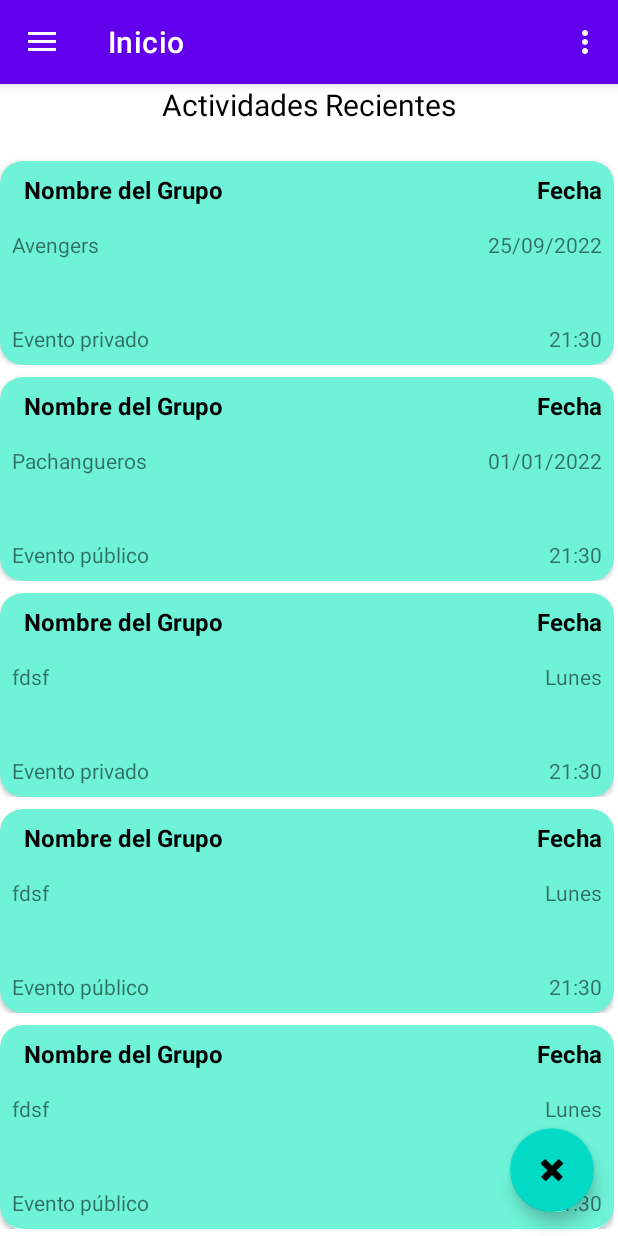
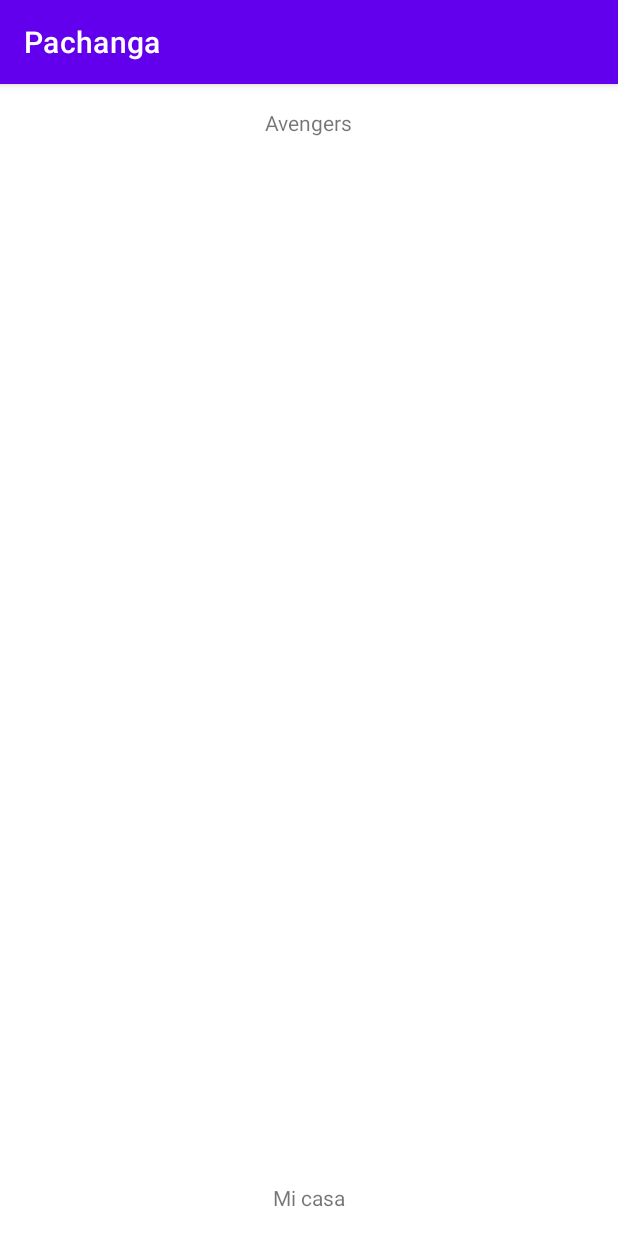
Before and after one commit to vikiii22/ProyectoFinal, an Android app: the InicioActivity screen opened directly, with no data from a screen before it, after a tap on "Avengers", on a phone screen of 412 x 824 dp. Run offline under Robolectric (Android 15) with nearby library versions, the phone set to English and light mode, and no system bars; our stand-ins replace Firebase (no records; nobody signed in at launch, a user with empty details on screens opened directly), navigation-ui.

Commit message:
Eventos según creador, ventana de eventos con datos

```diff
--- a/app/build.gradle
+++ b/app/build.gradle
@@ -38,6 +38,7 @@ dependencies {
     implementation 'androidx.constraintlayout:constraintlayout:2.1.3'
     implementation 'com.firebaseui:firebase-ui-auth:8.0.1'
     implementation 'com.google.firebase:firebase-auth:21.0.3'
+    implementation "androidx.swiperefreshlayout:swiperefreshlayout:1.1.0"
     implementation 'com.google.android.gms:play-services-auth:20.2.0'
     implementation 'androidx.lifecycle:lifecycle-livedata-ktx:2.4.1'
     implementation 'androidx.lifecycle:lifecycle-viewmodel-ktx:2.4.1'
--- a/app/src/main/AndroidManifest.xml
+++ b/app/src/main/AndroidManifest.xml
@@ -11,6 +11,9 @@
         android:roundIcon="@mipmap/ic_launcher_round"
         android:supportsRtl="true"
         android:theme="@style/Theme.Pachanga_JoseASanchezLopez">
+        <activity
+            android:name=".ui.MostrarEventoActivity"
+            android:exported="false" />
         <activity
             android:name=".InicioActivity"
             android:exported="false"
--- /dev/null
+++ b/app/src/main/java/com/example/pachanga_joseasanchezlopez/ui/MostrarEventoActivity.java
@@ -0,0 +1,33 @@
+package com.example.pachanga_joseasanchezlopez.ui;
+
+import androidx.appcompat.app.AppCompatActivity;
+
+import android.content.Intent;
+import android.net.Uri;
+import android.os.Bundle;
+import android.widget.TextView;
+
+import com.example.pachanga_joseasanchezlopez.R;
+import com.example.pachanga_joseasanchezlopez.ui.adapter.EventoAdapter;
+
+public class MostrarEventoActivity extends AppCompatActivity {
+
+    private TextView tvNombreEvento, tvUbicacionEvento;
+
+    @Override
+    protected void onCreate(Bundle savedInstanceState) {
+        super.onCreate(savedInstanceState);
+        setContentView(R.layout.activity_mostrar_evento);
+
+        tvNombreEvento=findViewById(R.id.tvNombreEventoVisualizar);
+        tvUbicacionEvento=findViewById(R.id.tvUbicacionEvento);
+        tvNombreEvento.setText(getIntent().getExtras().getString(EventoAdapter.NOMBRE_PACHANGA));
+        tvUbicacionEvento.setText(getIntent().getExtras().getString(EventoAdapter.LUGAR_PACHANGA));
+
+        tvUbicacionEvento.setOnClickListener(v -> {
+            Uri intentUri = Uri.parse("geo:0,0?q="+Uri.encode(tvUbicacionEvento.getText().toString()));
+            Intent intent = new Intent(Intent.ACTION_VIEW, intentUri);
+            startActivity(intent);
+        });
+    }
+}
--- a/app/src/main/java/com/example/pachanga_joseasanchezlopez/ui/adapter/EventoAdapter.java
+++ b/app/src/main/java/com/example/pachanga_joseasanchezlopez/ui/adapter/EventoAdapter.java
@@ -1,6 +1,8 @@
 package com.example.pachanga_joseasanchezlopez.ui.adapter;
 
 import android.annotation.SuppressLint;
+import android.content.Intent;
+import android.graphics.Color;
 import android.view.LayoutInflater;
 import android.view.View;
 import android.view.ViewGroup;
@@ -12,11 +14,20 @@ import androidx.cardview.widget.CardView;
 import androidx.recyclerview.widget.RecyclerView;
 
 import com.example.pachanga_joseasanchezlopez.R;
+import com.example.pachanga_joseasanchezlopez.ui.MostrarEventoActivity;
 import com.example.pachanga_joseasanchezlopez.ui.events.NuevoEvento;
+import com.google.firebase.auth.FirebaseAuth;
+import com.google.firebase.auth.FirebaseUser;
 
 import java.util.ArrayList;
+import java.util.Objects;
 
 public class EventoAdapter extends RecyclerView.Adapter<EventoAdapter.EventoViewHolder> {
+    public static final String NOMBRE_PACHANGA = "nombrePachanga";
+    public static final String FECHA_PACHANGA = "fechaPachanga";
+    public static final String LUGAR_PACHANGA = "lugarPachanga";
+    public static final String HORA_PACHANGA = "horaPachanga";
+    private FirebaseAuth auth;
 
     ArrayList<NuevoEvento> eventos;
 
@@ -31,22 +42,34 @@ public class EventoAdapter extends RecyclerView.Adapter<EventoAdapter.EventoView
         return new EventoViewHolder(view);
     }
 
+    @SuppressLint("ResourceAsColor")
     @Override
     public void onBindViewHolder(@NonNull EventoViewHolder holder, @SuppressLint("RecyclerView") int position) {
         holder.tvNombrePachanga.setText(eventos.get(position).getNombre());
         holder.tvFechaPachanga.setText(eventos.get(position).getFecha());
         holder.tvHoraEvento.setText(eventos.get(position).getHora());
 
-        if (!eventos.get(position).getPrivado().equals(true)){
+        if (!eventos.get(position).getPrivado().equals(true)) {
             holder.tvPrivado.setText("Evento público");
-        }else{
+        } else {
             holder.tvPrivado.setText("Evento privado");
+        }
+        auth = FirebaseAuth.getInstance();
+        String creador = Objects.requireNonNull(auth.getCurrentUser()).getEmail();
+        if (eventos.get(position).getCreador().equals(creador)) {
+            holder.cvEvento.setCardBackgroundColor(R.color.diferenciador);
         }
 
         holder.cvEvento.setOnClickListener(new View.OnClickListener() {
             @Override
             public void onClick(View view) {
-                Toast.makeText(view.getContext(), eventos.get(position).getNombre(), Toast.LENGTH_SHORT).show();
+                Toast.makeText(view.getContext(), eventos.get(position).getCreador(), Toast.LENGTH_SHORT).show();
+                Intent intent = new Intent(view.getContext(), MostrarEventoActivity.class);
+                intent.putExtra(NOMBRE_PACHANGA, eventos.get(position).getNombre());
+                intent.putExtra(FECHA_PACHANGA, eventos.get(position).getFecha());
+                intent.putExtra(LUGAR_PACHANGA, eventos.get(position).getLugar());
+                intent.putExtra(HORA_PACHANGA, eventos.get(position).getHora());
+                view.getContext().startActivity(intent);
             }
         });
     }
@@ -54,6 +77,18 @@ public class EventoAdapter extends RecyclerView.Adapter<EventoAdapter.EventoView
     @Override
     public int getItemCount() {
         return eventos.size();
+    }
+
+    @SuppressLint("NotifyDataSetChanged")
+    public void clear() {
+
+        notifyDataSetChanged();
+    }
+
+    @SuppressLint("NotifyDataSetChanged")
+    public void addAll(ArrayList<NuevoEvento> nuevoEventos) {
+        eventos.addAll(nuevoEventos);
+        notifyDataSetChanged();
     }
 
     public static class EventoViewHolder extends RecyclerView.ViewHolder {
@@ -64,9 +99,9 @@ public class EventoAdapter extends RecyclerView.Adapter<EventoAdapter.EventoView
             super(itemView);
             tvNombrePachanga = (TextView) itemView.findViewById(R.id.tvNombrePachanga);
             tvFechaPachanga = itemView.findViewById(R.id.tvFechaPachanga);
-            tvHoraEvento=itemView.findViewById(R.id.tvHoraEvento);
-            tvPrivado=itemView.findViewById(R.id.tvPrivado);
-            cvEvento=itemView.findViewById(R.id.cvEvento);
+            tvHoraEvento = itemView.findViewById(R.id.tvHoraEvento);
+            tvPrivado = itemView.findViewById(R.id.tvPrivado);
+            cvEvento = itemView.findViewById(R.id.cvEvento);
         }
     }
 }
--- a/app/src/main/java/com/example/pachanga_joseasanchezlopez/ui/events/NuevoEvento.java
+++ b/app/src/main/java/com/example/pachanga_joseasanchezlopez/ui/events/NuevoEvento.java
@@ -8,6 +8,7 @@ public class NuevoEvento {
     public String nombre;
     public String hora;
     public Boolean privado;
+    public String creador;
 
     public NuevoEvento(String fecha, String lugar, String nombre, String hora, Boolean privado) {
         this.fecha = fecha;
@@ -17,8 +18,25 @@ public class NuevoEvento {
         this.privado = privado;
     }
 
+    public NuevoEvento(String fecha, String lugar, String nombre, String hora, Boolean privado, String creador) {
+        this.fecha = fecha;
+        this.lugar = lugar;
+        this.nombre = nombre;
+        this.hora = hora;
+        this.privado = privado;
+        this.creador = creador;
+    }
+
     public NuevoEvento() {
 
+    }
+
+    public String getCreador() {
+        return creador;
+    }
+
+    public void setCreador(String creador) {
+        this.creador = creador;
     }
 
     public Boolean getPrivado() {
--- a/app/src/main/java/com/example/pachanga_joseasanchezlopez/ui/home/HomeFragment.java
+++ b/app/src/main/java/com/example/pachanga_joseasanchezlopez/ui/home/HomeFragment.java
@@ -1,25 +1,20 @@
 package com.example.pachanga_joseasanchezlopez.ui.home;
 
-import android.content.Intent;
+import android.os.AsyncTask;
 import android.os.Bundle;
 import android.view.LayoutInflater;
 import android.view.Menu;
 import android.view.MenuInflater;
-import android.view.MenuItem;
 import android.view.View;
 import android.view.ViewGroup;
-import android.widget.ActionMenuView;
-import android.widget.Button;
-import android.widget.TextView;
-import android.widget.Toast;
 
 import androidx.annotation.NonNull;
 import androidx.fragment.app.Fragment;
 import androidx.lifecycle.ViewModelProvider;
 import androidx.recyclerview.widget.LinearLayoutManager;
 import androidx.recyclerview.widget.RecyclerView;
+import androidx.swiperefreshlayout.widget.SwipeRefreshLayout;
 
-import com.example.pachanga_joseasanchezlopez.MainActivity;
 import com.example.pachanga_joseasanchezlopez.R;
 import com.example.pachanga_joseasanchezlopez.databinding.FragmentHomeBinding;
 import com.example.pachanga_joseasanchezlopez.ui.adapter.EventoAdapter;
@@ -27,18 +22,12 @@ import com.example.pachanga_joseasanchezlopez.ui.events.NuevoEvento;
 import com.google.android.gms.tasks.OnCompleteListener;
 import com.google.android.gms.tasks.Task;
 import com.google.firebase.auth.FirebaseAuth;
-import com.google.firebase.database.DataSnapshot;
-import com.google.firebase.database.DatabaseReference;
-import com.google.firebase.database.FirebaseDatabase;
 import com.google.firebase.firestore.FirebaseFirestore;
-import com.google.firebase.firestore.Query;
 import com.google.firebase.firestore.QueryDocumentSnapshot;
 import com.google.firebase.firestore.QuerySnapshot;
 
 import java.util.ArrayList;
-import java.util.Collection;
-import java.util.Collections;
-import java.util.Comparator;
+import java.util.List;
 
 public class HomeFragment extends Fragment {
 
@@ -48,6 +37,7 @@ public class HomeFragment extends Fragment {
     private ArrayList<NuevoEvento> eventos;
     private EventoAdapter adapter;
     private FirebaseFirestore mDatabase;
+    private SwipeRefreshLayout refreshLayout;
 
 
     @Override
@@ -67,6 +57,7 @@ public class HomeFragment extends Fragment {
 
         eventos = new ArrayList<>();
         rvEventos = root.findViewById(R.id.rvEventos);
+        refreshLayout=root.findViewById(R.id.swipeRefresh);
         rvEventos.setLayoutManager(new LinearLayoutManager(getContext()));
 
         llenarLista();
@@ -74,20 +65,25 @@ public class HomeFragment extends Fragment {
         adapter = new EventoAdapter(eventos);
         rvEventos.setAdapter(adapter);
 
-        cargarDatos();
+        refreshLayout.setOnRefreshListener(new SwipeRefreshLayout.OnRefreshListener() {
+            @Override
+            public void onRefresh() {
+                eventos.clear();
+                recogidos.clear();
+                llenarLista();
+                adapter = new EventoAdapter(eventos);
+                rvEventos.setAdapter(adapter);
+                cargarDatos();
+                new CargaDesdeBD().execute();
+            }
+        });
         return root;
     }
     ArrayList<NuevoEvento> recogidos=new ArrayList<>();
 
     private void llenarLista() {
-        eventos.add(new NuevoEvento("25/09/2022", "Mi casa", "Avengers", "21:30", true));
-        eventos.add(new NuevoEvento("01/01/2022", "Mi casa", "Pachangueros", "21:30", false));
-        eventos.add(new NuevoEvento("Lunes", "Mi casa", "fdsf", "21:30",true));
-        eventos.add(new NuevoEvento("Lunes", "Mi casa", "fdsf", "21:30",false));
-        eventos.add(new NuevoEvento("Lunes", "Mi casa", "fdsf", "21:30", false));
-        for (NuevoEvento n: recogidos) {
-            eventos.add(n);
-        }
+        eventos.add(new NuevoEvento("25/09/2022", "Mi casa", "Avengers", "21:30", true, "marina@gmail.com"));
+        eventos.addAll(recogidos);
         recogidos.clear();
     }
 
@@ -97,7 +93,7 @@ public class HomeFragment extends Fragment {
             @Override
             public void onComplete(@NonNull Task<QuerySnapshot> task) {
                 for (QueryDocumentSnapshot t:task.getResult()) {
-                    recogidos.add(new NuevoEvento(""+t.get("fecha"),""+t.get("lugar"), ""+t.get("nombre"), ""+t.get("hora"), t.getBoolean("privado")));
+                    recogidos.add(new NuevoEvento(""+t.get("fecha"),""+t.get("lugar"), ""+t.get("nombre"), ""+t.get("hora"), t.getBoolean("privado"), ""+t.get("creador")));
                 }
             }
         });
@@ -109,4 +105,28 @@ public class HomeFragment extends Fragment {
         super.onDestroyView();
         binding = null;
     }
+
+    private class CargaDesdeBD extends AsyncTask<Void, Void, ArrayList<NuevoEvento>> {
+        @Override
+        protected ArrayList<NuevoEvento> doInBackground(Void... voids) {
+            try {
+                Thread.sleep(1000);
+            } catch (InterruptedException e) {
+                e.printStackTrace();
+            }
+            return eventos;
+        }
+
+        @Override
+        protected void onPostExecute(ArrayList<NuevoEvento> nuevoEventos) {
+            super.onPostExecute(recogidos);
+
+            adapter.addAll(recogidos);
+
+            adapter.clear();
+
+            refreshLayout.setRefreshing(false);
+        }
+
+    }
 }
--- a/app/src/main/java/com/example/pachanga_joseasanchezlopez/ui/slideshow/SlideshowViewModel.java
+++ b/app/src/main/java/com/example/pachanga_joseasanchezlopez/ui/map/MapViewModel.java
@@ -1,14 +1,14 @@
-package com.example.pachanga_joseasanchezlopez.ui.slideshow;
+package com.example.pachanga_joseasanchezlopez.ui.map;
 
 import androidx.lifecycle.LiveData;
 import androidx.lifecycle.MutableLiveData;
 import androidx.lifecycle.ViewModel;
 
-public class SlideshowViewModel extends ViewModel {
+public class MapViewModel extends ViewModel {
 
     private final MutableLiveData<String> mText;
 
-    public SlideshowViewModel() {
+    public MapViewModel() {
         mText = new MutableLiveData<>();
         mText.setValue("This is slideshow fragment");
     }
--- /dev/null
+++ b/app/src/main/res/layout/activity_mostrar_evento.xml
@@ -0,0 +1,28 @@
+<?xml version="1.0" encoding="utf-8"?>
+<androidx.constraintlayout.widget.ConstraintLayout xmlns:android="http://schemas.android.com/apk/res/android"
+    xmlns:app="http://schemas.android.com/apk/res-auto"
+    xmlns:tools="http://schemas.android.com/tools"
+    android:layout_width="match_parent"
+    android:layout_height="match_parent"
+    tools:context=".ui.MostrarEventoActivity">
+
+    <TextView
+        android:id="@+id/tvNombreEventoVisualizar"
+        android:layout_width="wrap_content"
+        android:layout_height="wrap_content"
+        android:layout_marginTop="16dp"
+        android:text="TextView"
+        app:layout_constraintEnd_toEndOf="parent"
+        app:layout_constraintStart_toStartOf="parent"
+        app:layout_constraintTop_toTopOf="parent" />
+
+    <TextView
+        android:id="@+id/tvUbicacionEvento"
+        android:layout_width="wrap_content"
+        android:layout_height="wrap_content"
+        android:layout_marginBottom="16dp"
+        android:text="TextView"
+        app:layout_constraintBottom_toBottomOf="parent"
+        app:layout_constraintEnd_toEndOf="parent"
+        app:layout_constraintStart_toStartOf="parent" />
+</androidx.constraintlayout.widget.ConstraintLayout>
--- a/app/src/main/res/layout/fragment_slideshow.xml
+++ b/app/src/main/res/layout/fragment_slideshow.xml
@@ -4,7 +4,7 @@
     xmlns:tools="http://schemas.android.com/tools"
     android:layout_width="match_parent"
     android:layout_height="match_parent"
-    tools:context=".ui.slideshow.SlideshowFragment">
+    tools:context=".ui.map.MapFragment">
 
     <com.google.android.gms.maps.MapView
         android:id="@+id/mapView"
--- a/app/src/main/res/layout/item_evento.xml
+++ b/app/src/main/res/layout/item_evento.xml
@@ -16,12 +16,12 @@
             android:layout_height="136dp"
             android:layout_gravity="center"
             android:layout_marginTop="8dp"
-            android:background="#6EF3D8"
-            android:backgroundTint="#6EF3D8"
+            card_view:cardBackgroundColor="#6EF3D8"
             card_view:cardCornerRadius="15dp"
             card_view:layout_constraintBottom_toBottomOf="parent"
-            card_view:layout_constraintTop_toTopOf="parent"
-            tools:layout_editor_absoluteX="411dp">
+            card_view:layout_constraintEnd_toEndOf="parent"
+            card_view:layout_constraintStart_toStartOf="parent"
+            card_view:layout_constraintTop_toTopOf="parent">
 
             <androidx.constraintlayout.widget.ConstraintLayout
                 android:layout_width="409dp"
--- a/app/src/main/res/navigation/mobile_navigation.xml
+++ b/app/src/main/res/navigation/mobile_navigation.xml
@@ -19,7 +19,7 @@
 
     <fragment
         android:id="@+id/nav_slideshow"
-        android:name="com.example.pachanga_joseasanchezlopez.ui.slideshow.SlideshowFragment"
+        android:name="com.example.pachanga_joseasanchezlopez.ui.map.MapFragment"
         android:label="@string/menu_slideshow"
         tools:layout="@layout/fragment_slideshow" />
 </navigation>
--- a/app/src/main/res/values/colors.xml
+++ b/app/src/main/res/values/colors.xml
@@ -8,4 +8,5 @@
     <color name="black">#FF000000</color>
     <color name="white">#FFFFFFFF</color>
     <color name="colorBotonPrimario">#039BE5</color>
+    <color name="diferenciador">#FF917A</color>
 </resources>
```
Also changed, not shown: app/src/main/java/com/example/pachanga_joseasanchezlopez/ui/events/EventsFragment.java (+6 -1 lines), app/src/main/java/com/example/pachanga_joseasanchezlopez/ui/map/MapFragment.java (renamed from app/src/main/java/com/example/pachanga_joseasanchezlopez/ui/slideshow/SlideshowFragment.java, +14 -6 lines), app/src/main/res/layout/fragment_home.xml (+10 -0 lines).
